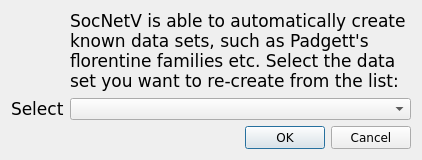
The window that src/forms/datasetselectdialog.ui (socnetv/app) describes before a commit, drawn with Qt 5.
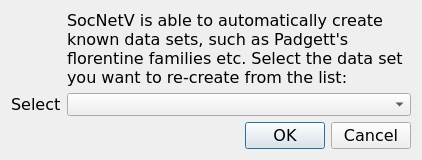
The same window after the commit. Icons and pictures are not drawn.

Commit message: fixed dialog styling again :)

```diff
--- a/src/forms/datasetselectdialog.ui
+++ b/src/forms/datasetselectdialog.ui
@@ -25,6 +25,11 @@
     <height>195</height>
    </size>
   </property>
+  <property name="font">
+   <font>
+    <pointsize>12</pointsize>
+   </font>
+  </property>
   <property name="windowTitle">
    <string>Select Data Set</string>
   </property>
@@ -43,6 +48,11 @@
        <height>50</height>
       </size>
      </property>
+     <property name="font">
+      <font>
+       <pointsize>12</pointsize>
+      </font>
+     </property>
      <property name="text">
       <string>&lt;html&gt;&lt;head/&gt;&lt;body&gt;&lt;p&gt;&lt;img width=&quot;40&quot; height=&quot;40&quot;  src=&quot;:/images/socnetv-32px.png&quot;/&gt;&lt;/p&gt;&lt;/body&gt;&lt;/html&gt;</string>
      </property>
@@ -77,7 +87,7 @@
      <property name="font">
       <font>
        <family>DejaVu Sans</family>
-       <pointsize>13</pointsize>
+       <pointsize>12</pointsize>
       </font>
      </property>
      <property name="text">
@@ -97,7 +107,7 @@
      <property name="font">
       <font>
        <family>DejaVu Sans</family>
-       <pointsize>13</pointsize>
+       <pointsize>12</pointsize>
       </font>
      </property>
      <property name="text">
@@ -119,7 +129,7 @@
      <property name="font">
       <font>
        <family>DejaVu Sans</family>
-       <pointsize>10</pointsize>
+       <pointsize>11</pointsize>
       </font>
      </property>
      <property name="cursor">
@@ -135,6 +145,7 @@
      <property name="font">
       <font>
        <family>DejaVu Sans</family>
+       <pointsize>12</pointsize>
       </font>
      </property>
      <property name="orientation">
```
The commit also changes 6 other files.
